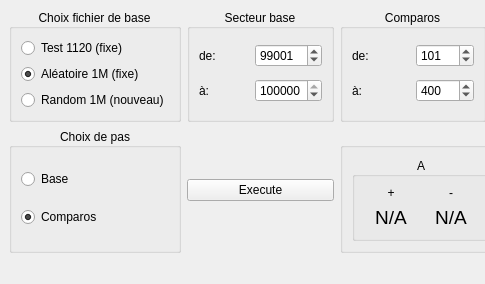
Before: the Qt Designer form dualite_transnumerique/fenetre.ui in camptocamp/fehlmann_dualite, drawn with Qt 5; both pictures show x 0 to 485 and y 0 to 284 of the 800 by 284 pixel window.
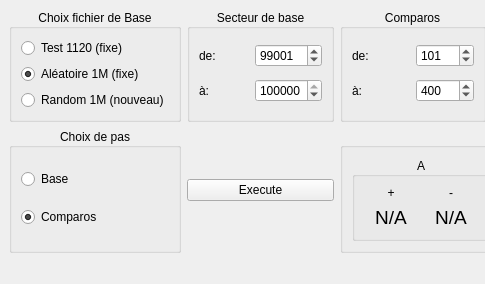
After: the same form once the commit is applied.

Commit message: Meilleure présentation des résultats

```diff
--- a/dualite_transnumerique/fenetre.ui
+++ b/dualite_transnumerique/fenetre.ui
@@ -7,7 +7,7 @@
     <x>0</x>
     <y>0</y>
     <width>800</width>
-    <height>263</height>
+    <height>268</height>
    </rect>
   </property>
   <property name="windowTitle">
@@ -24,7 +24,7 @@
        </sizepolicy>
       </property>
       <property name="title">
-       <string>Choix fichier de base</string>
+       <string>Choix fichier de Base</string>
       </property>
       <property name="alignment">
        <set>Qt::AlignCenter</set>
@@ -76,7 +76,7 @@
     <item row="0" column="1">
      <widget class="QGroupBox" name="groupBox_2">
       <property name="title">
-       <string>Secteur base</string>
+       <string>Secteur de base</string>
       </property>
       <property name="alignment">
        <set>Qt::AlignCenter</set>
```
The commit also changes 1 other file.
